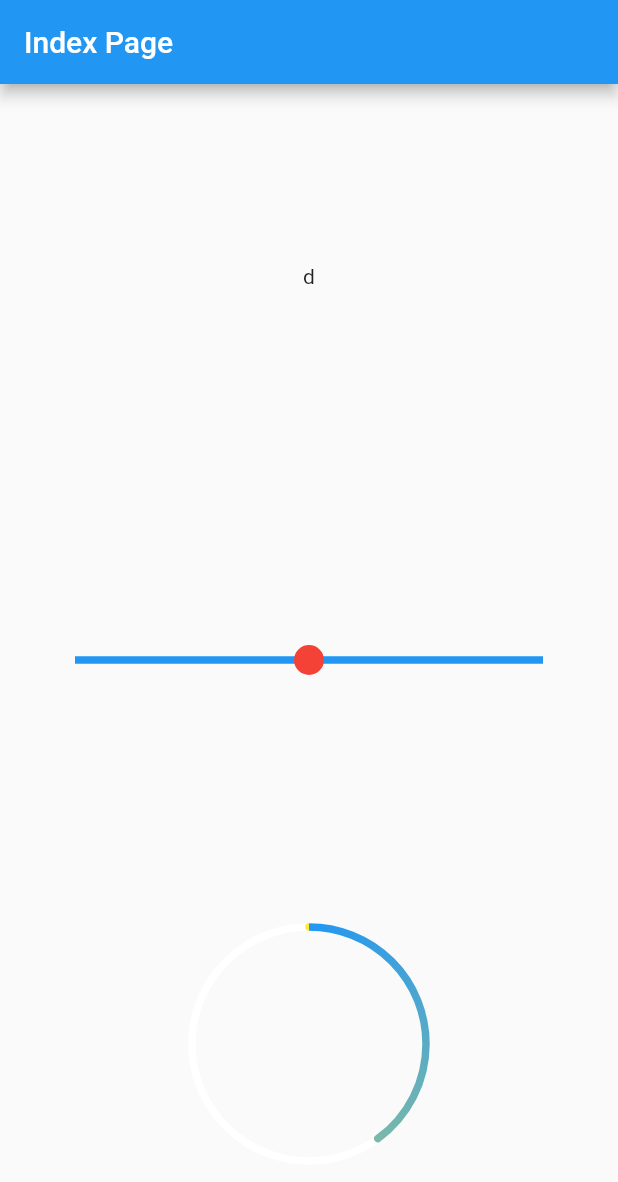
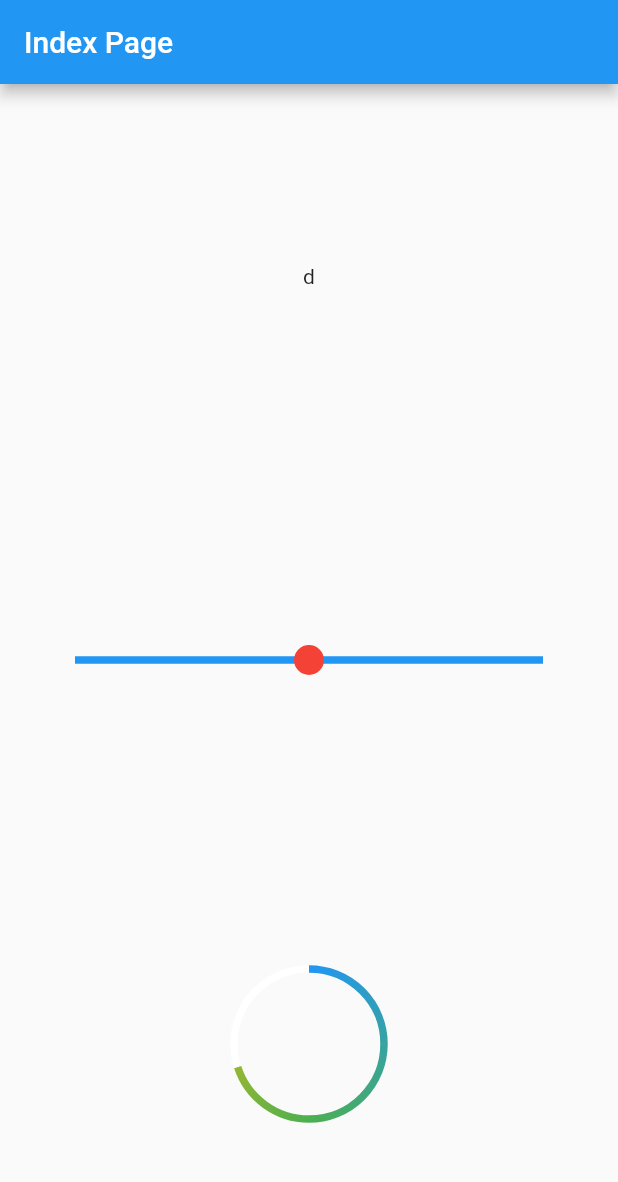
Before and after one commit to NijatTagizada/render_object, a Flutter app: the screen it shows after launch, on a phone screen of 412 x 824 dp. Shown: the top 1182 px of the screen. Run offline on Flutter 3.47's test engine with Material 2 defaults, Android fonts, the phone set to English and light mode, and no system bars.

Commit message:
with progress

```diff
--- a/lib/components/circle_progress.dart
+++ b/lib/components/circle_progress.dart
@@ -3,13 +3,21 @@ import 'dart:math' as math;
 import 'package:flutter/material.dart';
 
 class CircleProgress extends LeafRenderObjectWidget {
+  final double progress;
+
+  const CircleProgress({required this.progress});
+
   @override
   RenderObject createRenderObject(BuildContext context) {
-    return ProgressRenderObject();
+    return ProgressRenderObject(progress: progress);
   }
 }
 
 class ProgressRenderObject extends RenderBox {
+  final double progress;
+
+  ProgressRenderObject({required this.progress});
+
   @override
   void performLayout() {
     size = getDryLayout(constraints);
@@ -19,8 +27,8 @@ class ProgressRenderObject extends RenderBox {
   Size computeDryLayout(BoxConstraints constraints) {
     // These BoxContraints are passed in from the parent and tell you the max and min width and length that you’re allowed to be.
     print(constraints.toString());
-    final desiredWidth = constraints.maxWidth;
-    double desiredHeight = 10.0;
+    final desiredWidth = constraints.minWidth + 100;
+    double desiredHeight = constraints.minHeight + 100;
     final desiredSize = Size(desiredWidth, desiredHeight);
     return constraints.constrain(desiredSize);
   }
@@ -42,16 +50,20 @@ class ProgressRenderObject extends RenderBox {
       startAngle: 3 * math.pi / 2,
       endAngle: 7 * math.pi / 2,
       tileMode: TileMode.repeated,
-      colors: [Colors.blue, Colors.yellow],
+      colors: [
+        Colors.blue,
+        Colors.green,
+        Colors.amber,
+      ],
     );
 
     final paint = Paint()
       ..shader = gradient.createShader(rect)
-      ..strokeCap = StrokeCap.round // StrokeCap.round is not recommended.
+      ..strokeCap = StrokeCap.butt // StrokeCap.round is not recommended.
       ..style = PaintingStyle.stroke
       ..strokeWidth = 5;
 
-    double arcAngle = 2 * math.pi * (40 / 100);
+    double arcAngle = 2 * math.pi * (progress / 100);
 
     // final circlePaint = Paint()
     //   ..shader = RadialGradient(
@@ -67,8 +79,9 @@ class ProgressRenderObject extends RenderBox {
     //   ..style = PaintingStyle.stroke
     //   ..strokeWidth = 5;
 
+    print(size);
     Offset center = Offset(size.width / 2, size.height / 2);
-    double radius = math.min(size.width / 2, size.height / 2) - 50;
+    double radius = math.min(size.width / 2, size.height / 2);
 
     canvas.drawCircle(center, radius, line);
 
--- a/lib/main.dart
+++ b/lib/main.dart
@@ -50,7 +50,9 @@ class IndexPage extends StatelessWidget {
             ),
           ),
           Expanded(
-            child: CircleProgress(),
+            child: CircleProgress(
+              progress: 70,
+            ),
           ),
         ],
       ),
```
